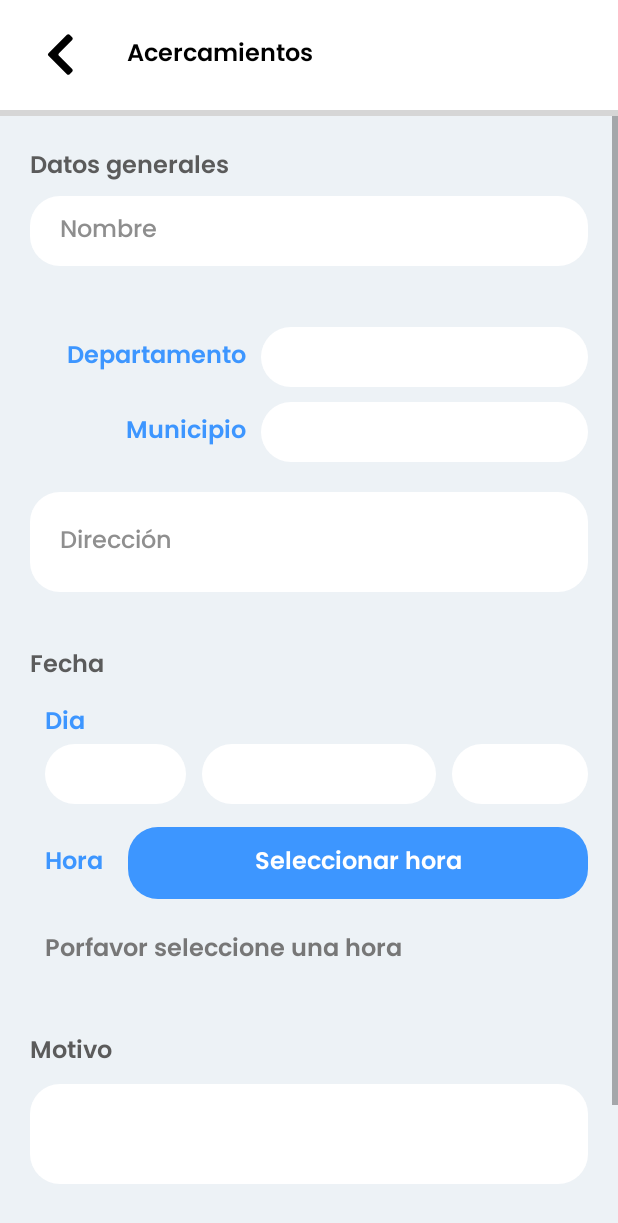
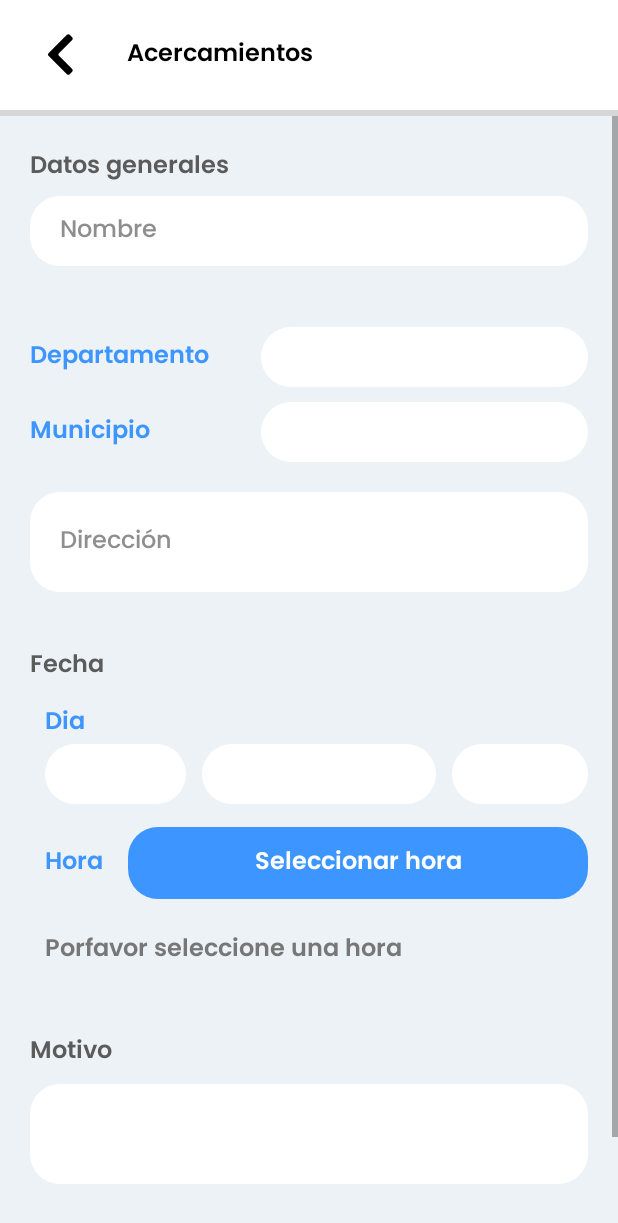
Before and after one commit to StannDubon/Esespi, an Android app: the layout activity_acercamientos_agregar.xml on its own in the app's theme, with its tools: preview values and no code run, on a phone screen of 412 x 824 dp. Shown: the top 1223 px of the screen. Run offline under Robolectric (Android 15) with nearby library versions, the phone set to English and light mode, and no system bars; grey boxes are pictures that could not be loaded.

Commit message:
acercamientos layout, conexion fixed

```diff
--- a/app/src/main/java/com/example/esespi/conexionSQL.kt
+++ b/app/src/main/java/com/example/esespi/conexionSQL.kt
@@ -9,11 +9,11 @@ import java.sql.SQLException
 class conexionSQL {
 
     // Variables para la cadena de conexión
-    private val endpoint = "expo2023.cwiwwdujwmza.us-east-2.rds.amazonaws.com"
+    private val endpoint = "database-1.cqdnfs7kilaa.us-east-1.rds.amazonaws.com"
     private val port = "1433"
     private val dbName = "ESESPI_Expo1"
     private val username = "admin"
-    private val password = "#Dbnlemus2006xd"
+    private val password = "#Dbnlemus2006"
 
     // Función de conexión
     fun dbConn(): Connection? {
--- a/app/src/main/res/layout/activity_acercamientos_agregar.xml
+++ b/app/src/main/res/layout/activity_acercamientos_agregar.xml
@@ -1,8 +1,10 @@
 <?xml version="1.0" encoding="utf-8"?>
-<androidx.constraintlayout.widget.ConstraintLayout xmlns:android="http://schemas.android.com/apk/res/android"
+<LinearLayout
+    xmlns:android="http://schemas.android.com/apk/res/android"
     xmlns:app="http://schemas.android.com/apk/res-auto"
     xmlns:tools="http://schemas.android.com/tools"
     android:layout_width="match_parent"
+    android:orientation="vertical"
     android:layout_height="match_parent"
     tools:context=".Acercamientos_agregar"
     android:background="#EDF2F6">
@@ -12,7 +14,9 @@
         android:id="@+id/linearLayout2"
         android:layout_width="match_parent"
         android:layout_height="wrap_content"
-        android:orientation="vertical">
+        android:orientation="vertical"
+        app:layout_constraintStart_toStartOf="parent"
+        app:layout_constraintTop_toTopOf="parent">
 
         <LinearLayout
             android:layout_width="match_parent"
@@ -51,7 +55,7 @@
 
     <ScrollView
         android:layout_width="match_parent"
-        android:layout_height="726dp"
+        android:layout_height="match_parent"
         app:layout_constraintEnd_toEndOf="parent"
         app:layout_constraintStart_toStartOf="parent"
         app:layout_constraintTop_toBottomOf="@+id/linearLayout2">
@@ -120,7 +124,6 @@
                         android:fontFamily="@font/poppins_semibold"
                         android:gravity="center_vertical"
                         android:text="Departamento"
-                        android:textAlignment="textEnd"
                         android:textColor="#3D96FF"
                         android:textSize="16sp" />
 
@@ -147,7 +150,6 @@
                         android:fontFamily="@font/poppins_semibold"
                         android:gravity="center_vertical"
                         android:text="Municipio"
-                        android:textAlignment="textEnd"
                         android:textColor="#3D96FF"
                         android:textSize="16sp" />
 
@@ -339,6 +341,7 @@
                 android:layout_height="50dp"
                 android:layout_marginHorizontal="20dp"
                 android:layout_marginTop="10dp"
+                android:layout_marginBottom="20dp"
                 android:layout_weight="1"
                 android:orientation="horizontal"
                 tools:layout_editor_absoluteX="20dp">
@@ -393,4 +396,4 @@
         </LinearLayout>
     </ScrollView>
 
-</androidx.constraintlayout.widget.ConstraintLayout>
+</LinearLayout>
```
